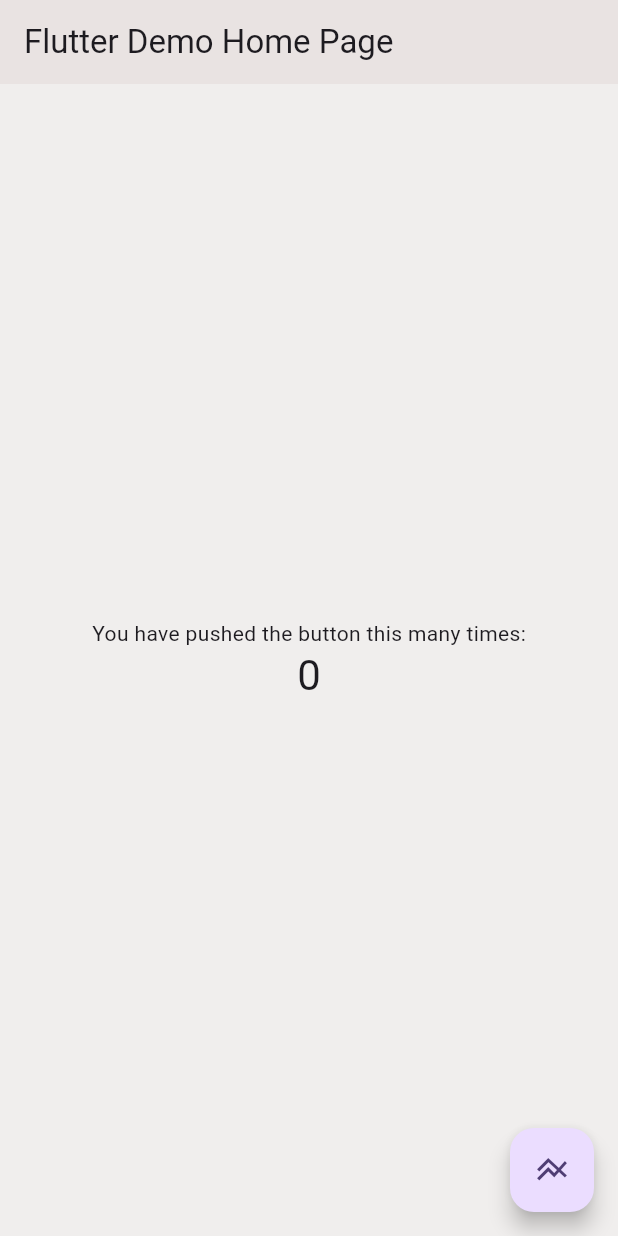
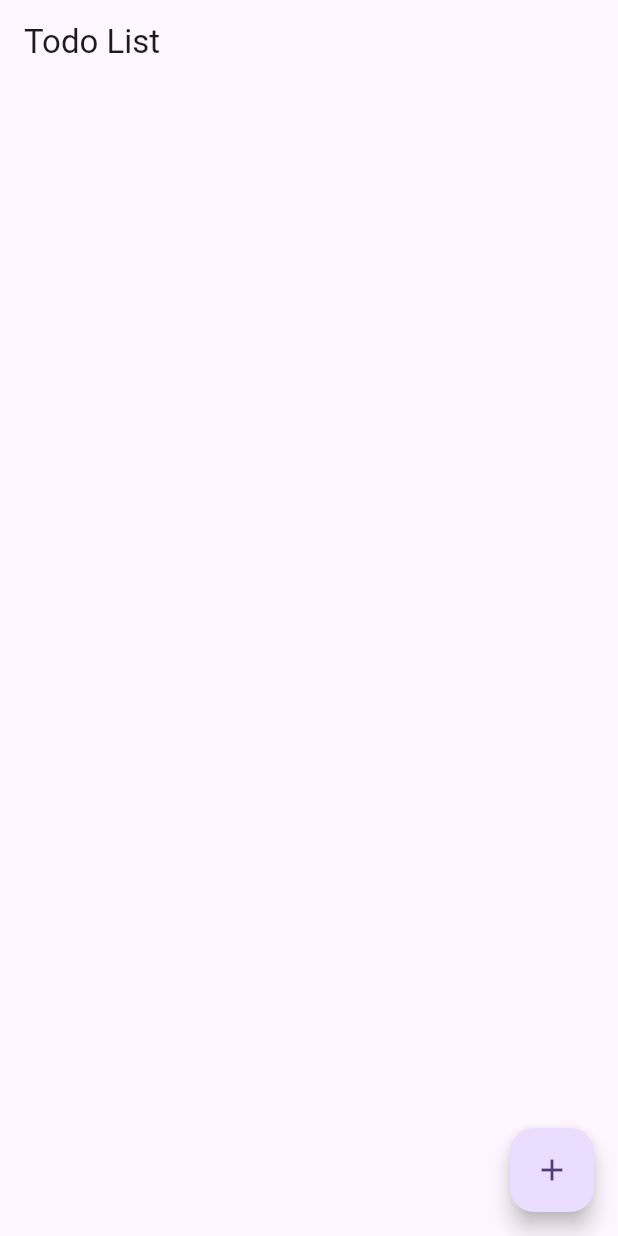
Before and after one commit to MaxJakaria/weather_app_with_bloc_statemanagement, a Flutter app: the screen it shows after launch, on a phone screen of 412 x 824 dp. Run offline on Flutter 3.47's test engine with Material 3 defaults, Android fonts, the phone set to English and light mode, and no system bars; our stand-ins replace flutter_bloc.

Commit message:
create todo list

```diff
--- /dev/null
+++ b/devtools_options.yaml
@@ -0,0 +1,3 @@
+description: This file stores settings for Dart & Flutter DevTools.
+documentation: https://docs.flutter.dev/tools/devtools/extensions#configure-extension-enablement-states
+extensions:
--- a/lib/freatures/counter/presentation/widgets/button_widget.dart
+++ b/lib/freatures/counter/presentation/widgets/button_widget.dart
@@ -29,7 +29,7 @@ class ButtonWidget extends StatelessWidget {
       child: ElevatedButton(
         onPressed: onPressed,
         style: ElevatedButton.styleFrom(
-          fixedSize: const Size(100, 25),
+          fixedSize: const Size(150, 50),
           backgroundColor: AppPalate.transparentColor,
           shadowColor: AppPalate.transparentColor,
         ),
--- /dev/null
+++ b/lib/freatures/todo/domain/entities/todo.dart
@@ -0,0 +1,11 @@
+class Todo {
+  final String name;
+  final String description;
+  final DateTime createdAt;
+
+  Todo({
+    required this.name,
+    required this.createdAt,
+    required this.description,
+  });
+}
--- /dev/null
+++ b/lib/freatures/todo/presentation/cubit/todo_cubit.dart
@@ -0,0 +1,19 @@
+import 'package:flutter/material.dart';
+import 'package:flutter_bloc/flutter_bloc.dart';
+import 'package:weather_app_with_bloc_statemanagement/freatures/todo/domain/entities/todo.dart';
+
+part 'todo_state.dart';
+
+class TodoCubit extends Cubit<List<Todo>> {
+  TodoCubit() : super([]);
+
+  void addTodo(String title, String description) {
+    final todo = Todo(
+      name: title,
+      description: description,
+      createdAt: DateTime.now(),
+    );
+    final updateTodos = List<Todo>.from(state)..add(todo);
+    emit(updateTodos);
+  }
+}
--- /dev/null
+++ b/lib/freatures/todo/presentation/cubit/todo_state.dart
@@ -0,0 +1,6 @@
+part of 'todo_cubit.dart';
+
+@immutable
+sealed class TodoState {}
+
+final class TodoInitial extends TodoState {}
--- /dev/null
+++ b/lib/freatures/todo/presentation/pages/todo_list.dart
@@ -0,0 +1,37 @@
+import 'package:flutter/material.dart';
+import 'package:flutter_bloc/flutter_bloc.dart';
+import 'package:weather_app_with_bloc_statemanagement/freatures/todo/domain/entities/todo.dart';
+import 'package:weather_app_with_bloc_statemanagement/freatures/todo/presentation/cubit/todo_cubit.dart';
+
+class TodoList extends StatelessWidget {
+  const TodoList({super.key});
+
+  @override
+  Widget build(BuildContext context) {
+    return Scaffold(
+      appBar: AppBar(title: const Text('Todo List')),
+      body: BlocBuilder<TodoCubit, List<Todo>>(
+        builder: (context, todos) {
+          return ListView.builder(
+            itemCount: todos.length,
+            itemBuilder: (context, index) {
+              final todo = todos[index];
+
+              return ListTile(
+                title: Text(todo.name),
+                subtitle: Text(todo.description),
+              );
+            },
+          );
+        },
+      ),
+      floatingActionButton: FloatingActionButton(
+        onPressed: () {
+          Navigator.of(context).pushNamed('/add-todo');
+        },
+        tooltip: 'Add Todo',
+        child: const Icon(Icons.add),
+      ),
+    );
+  }
+}
--- a/lib/main.dart
+++ b/lib/main.dart
@@ -2,7 +2,9 @@ import 'package:flutter/material.dart';
 import 'package:flutter_bloc/flutter_bloc.dart';
 import 'package:weather_app_with_bloc_statemanagement/freatures/counter/presentation/bloc/counter_bloc.dart';
 // import 'package:weather_app_with_bloc_statemanagement/freatures/counter/presentation/cubit/counter_cubit.dart';
-import 'package:weather_app_with_bloc_statemanagement/freatures/counter/presentation/pages/counter_page.dart';
+import 'package:weather_app_with_bloc_statemanagement/freatures/todo/presentation/cubit/todo_cubit.dart';
+import 'package:weather_app_with_bloc_statemanagement/freatures/todo/presentation/pages/add_todo_page.dart';
+import 'package:weather_app_with_bloc_statemanagement/freatures/todo/presentation/pages/todo_list.dart';
 
 void main() {
   runApp(const MyApp());
@@ -17,6 +19,7 @@ class MyApp extends StatelessWidget {
       providers: [
         // BlocProvider(create: (_) => CounterCubit()),
         BlocProvider(create: (_) => CounterBloc()),
+        BlocProvider(create: (_) => TodoCubit()),
       ],
 
       child: MaterialApp(
@@ -26,7 +29,12 @@ class MyApp extends StatelessWidget {
           colorScheme: ColorScheme.fromSeed(seedColor: Colors.deepPurple),
           useMaterial3: true,
         ),
-        home: const CounterPage(title: 'Flutter Demo Home Page'),
+        // home: const CounterPage(title: 'Flutter Demo Home Page'),
+        initialRoute: '/',
+        routes: {
+          '/': (_) => const TodoList(),
+          '/add-todo': (_) => const AddTodoPage(),
+        },
       ),
     );
   }
```
Also changed, not shown: lib/freatures/todo/data/model/todo_model.dart (added, +9 -0 lines), lib/freatures/todo/presentation/pages/add_todo_page.dart (added, +52 -0 lines), lib/freatures/todo/presentation/widgets/text_field.dart (added, +30 -0 lines).
